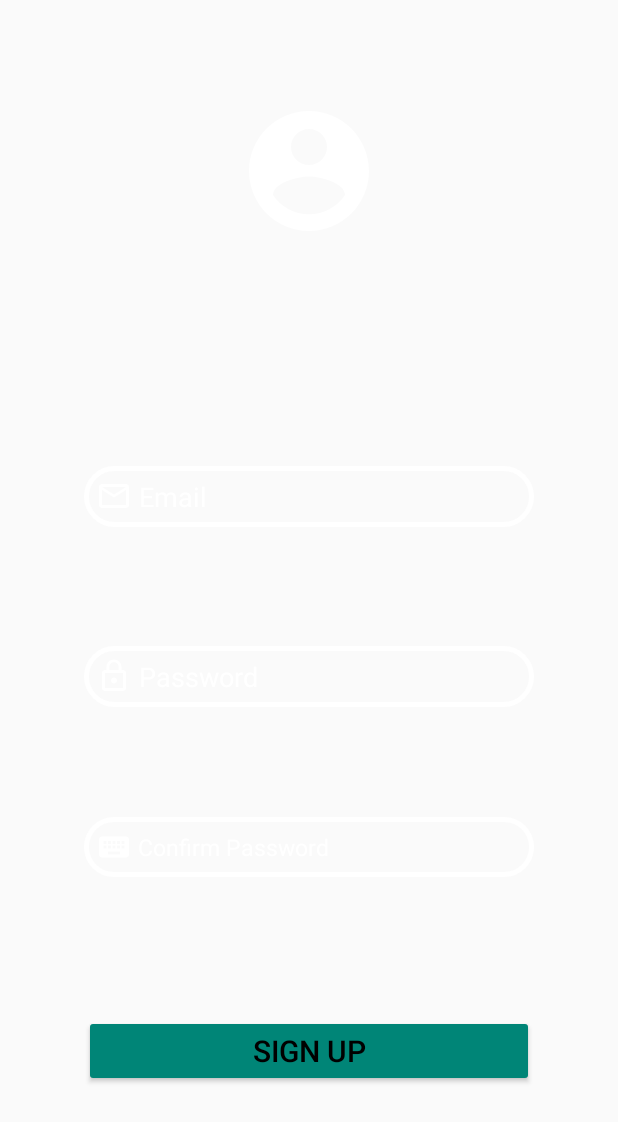
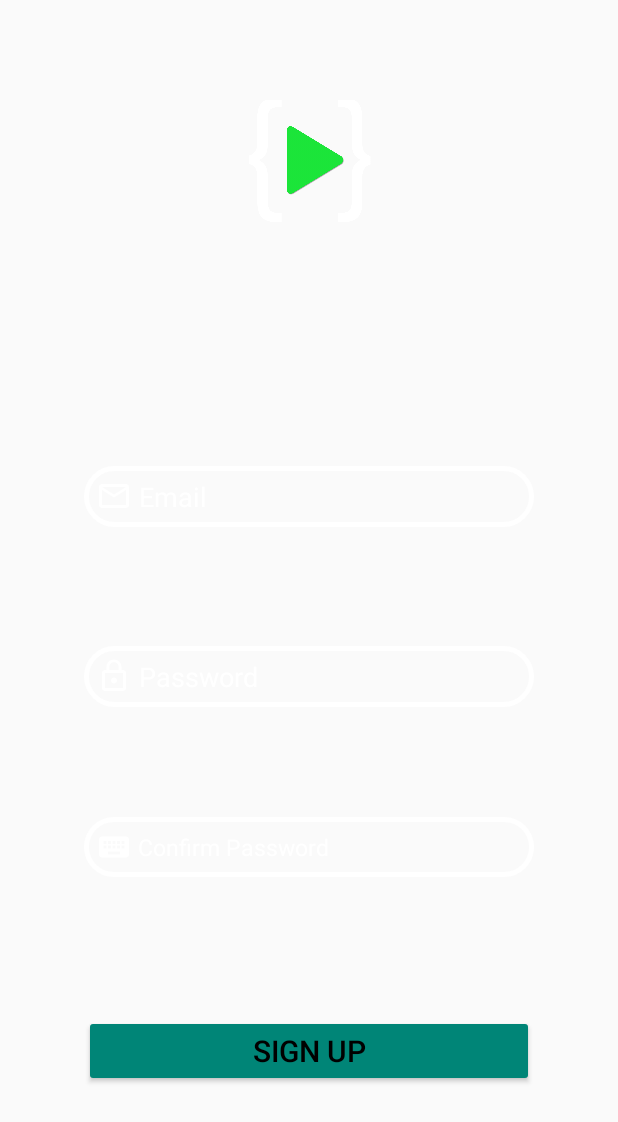
Before and after one commit to Jithin-Jude/login_demo_with_rich_animation, an Android app: the layout layout_signup.xml on its own in the app's theme, with its tools: preview values and no code run, on a phone screen of 412 x 824 dp. Shown: the top 1122 px of the screen. Run offline under Robolectric (Android 15) with nearby library versions, the phone set to English and light mode, and no system bars.

Commit message:
Saturday Coding Challenges 3 - Android Login-Signup challenge

```diff
--- a/app/build.gradle
+++ b/app/build.gradle
@@ -2,7 +2,7 @@ apply plugin: 'com.android.application'
 
 android {
     compileSdkVersion 24
-    buildToolsVersion '27.0.3'
+    buildToolsVersion '28.0.3'
     defaultConfig {
         applicationId "com.mountzoft.login_demo_with_rich_animation"
         minSdkVersion 9
--- a/app/src/main/res/layout/layout_signin.xml
+++ b/app/src/main/res/layout/layout_signin.xml
@@ -10,8 +10,8 @@
 
     <ImageView
         android:id="@+id/imageView"
-        android:layout_width="wrap_content"
-        android:layout_height="wrap_content"
+        android:layout_width="100dp"
+        android:layout_height="100dp"
         android:layout_marginBottom="8dp"
         android:layout_marginEnd="8dp"
         android:layout_marginLeft="8dp"
@@ -20,7 +20,7 @@
         android:layout_marginTop="8dp"
         android:paddingBottom="20dp"
         android:scaleType="centerCrop"
-        android:src="@drawable/ic_person_white_96dp"
+        android:src="@drawable/learn_code_online_logo"
         app:layout_constraintBottom_toBottomOf="parent"
         app:layout_constraintEnd_toEndOf="parent"
         app:layout_constraintStart_toStartOf="parent"
--- a/app/src/main/res/layout/layout_signup.xml
+++ b/app/src/main/res/layout/layout_signup.xml
@@ -10,8 +10,8 @@
 
     <ImageView
         android:id="@+id/imageView2"
-        android:layout_width="wrap_content"
-        android:layout_height="wrap_content"
+        android:layout_width="100dp"
+        android:layout_height="100dp"
         android:layout_marginBottom="8dp"
         android:layout_marginEnd="8dp"
         android:layout_marginLeft="8dp"
@@ -20,7 +20,7 @@
         android:layout_marginTop="8dp"
         android:paddingBottom="20dp"
         android:scaleType="centerCrop"
-        android:src="@drawable/ic_account_circle_white_96dp"
+        android:src="@drawable/learn_code_online_logo"
         app:layout_constraintBottom_toBottomOf="parent"
         app:layout_constraintEnd_toEndOf="parent"
         app:layout_constraintStart_toStartOf="parent"
--- a/build.gradle
+++ b/build.gradle
@@ -6,7 +6,7 @@ buildscript {
         google()
     }
     dependencies {
-        classpath 'com.android.tools.build:gradle:3.1.0'
+        classpath 'com.android.tools.build:gradle:3.2.1'
 
         // NOTE: Do not place your application dependencies here; they belong
         // in the individual module build.gradle files
```
Also changed, not shown: app/src/main/res/drawable/learn_code_online_logo.png (added), gradle/wrapper/gradle-wrapper.properties.
